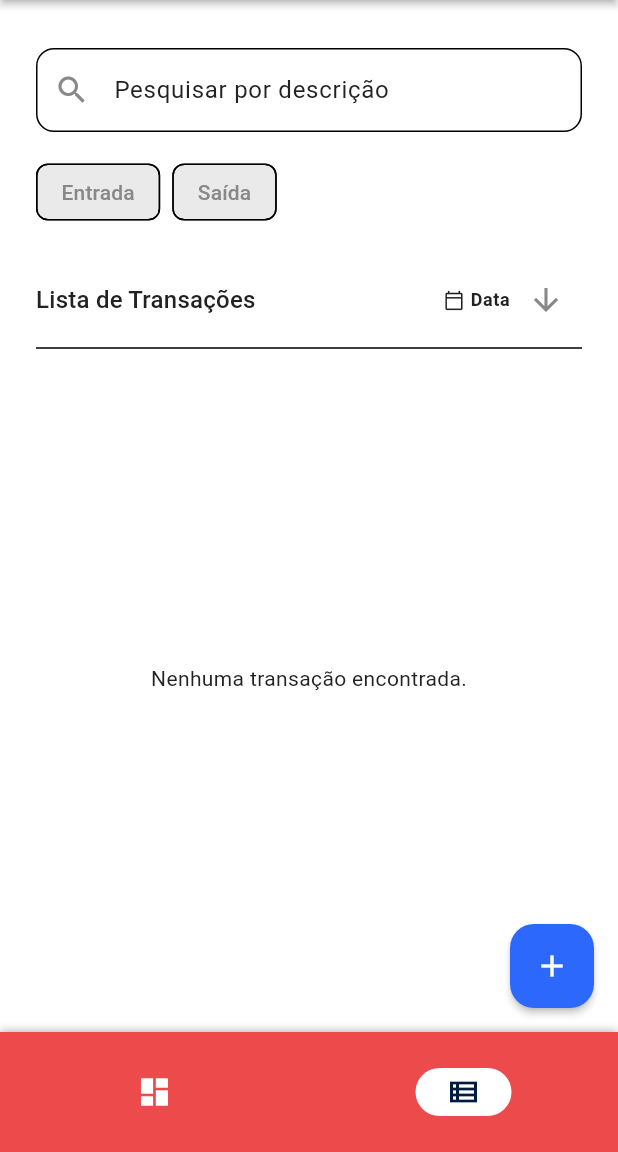
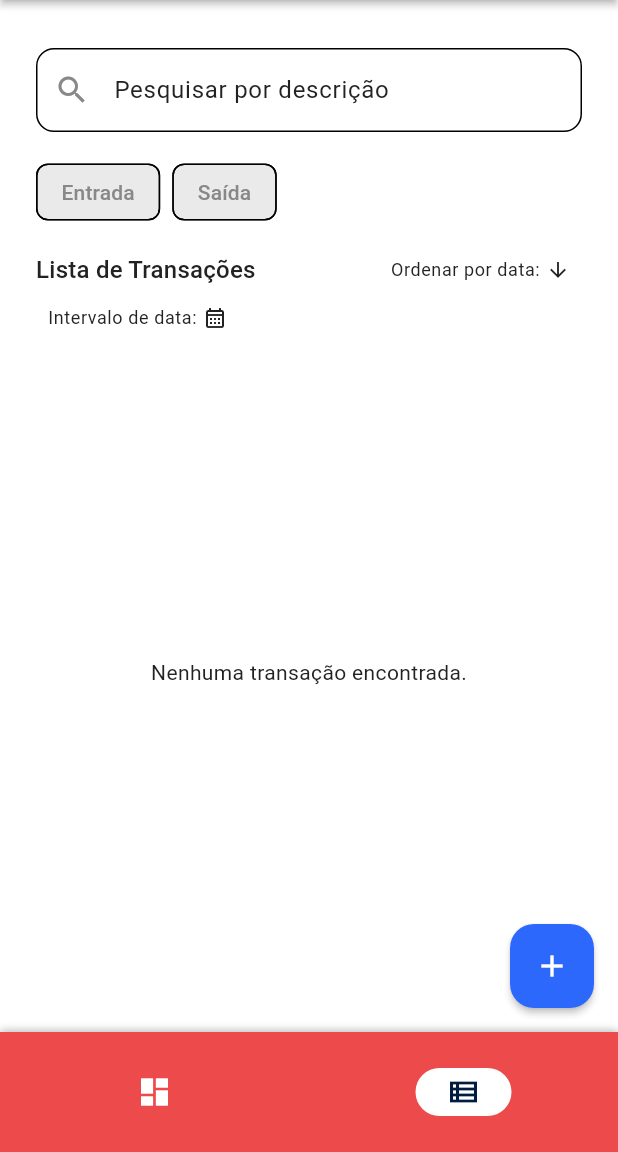
Before and after one commit to carloscallejas91/bytebank_app, a Flutter app: the screen it shows once a user with an empty profile is signed in, item 2 of the bottom bar chosen, on a phone screen of 412 x 824 dp, the part 84-1236 px from its top. Run offline on Flutter 3.47's test engine with Material 3 defaults, Android fonts, the phone set to English and light mode, and no system bars; our stand-ins replace cloud_firestore, firebase_auth, firebase_core, firebase_storage, flutter_animate, flutter_masked_text2 and 5 more; accounts and stored records are empty.

Commit message:
feat: Adiciona filtro de transações por intervalo de datas

```diff
--- a/lib/data/repositories/firebase_data_repository_impl.dart
+++ b/lib/data/repositories/firebase_data_repository_impl.dart
@@ -86,7 +86,7 @@ class FirebaseDataRepositoryImpl
     required String userId,
     required int limit,
     DocumentSnapshot? startAfter,
-    TransactionFilter? filter,
+    TransactionFilterModel? filter,
     SortOrder sortOrder = SortOrder.desc,
   }) {
     return _dataSource.fetchTransactionsPage(
--- a/lib/domain/entities/transaction_filter_model.dart
+++ b/lib/domain/entities/transaction_filter_model.dart
@@ -1,13 +1,25 @@
 import 'package:mobile_app/domain/enums/transaction_type.dart';
 
-class TransactionFilter {
+class TransactionFilterModel {
   TransactionType? type;
   String? paymentMethod;
   String descriptionSearch;
+  DateTime? startDate;
+  DateTime? endDate;
 
-  TransactionFilter({this.type, this.paymentMethod, this.descriptionSearch = ''});
+  TransactionFilterModel({
+    this.type,
+    this.paymentMethod,
+    this.descriptionSearch = '',
+    this.startDate,
+    this.endDate,
+  });
 
   bool get isEnabled {
-    return type != null || paymentMethod != null || descriptionSearch.isNotEmpty;
+    return type != null ||
+        paymentMethod != null ||
+        descriptionSearch.isNotEmpty ||
+        startDate != null ||
+        endDate != null;
   }
 }
--- a/lib/domain/repositories/i_transaction_repository.dart
+++ b/lib/domain/repositories/i_transaction_repository.dart
@@ -9,7 +9,7 @@ abstract class ITransactionRepository {
     required String userId,
     required int limit,
     DocumentSnapshot? startAfter,
-    TransactionFilter? filter,
+    TransactionFilterModel? filter,
     SortOrder sortOrder = SortOrder.desc,
   });
 
--- a/lib/domain/usecases/get_transactions_usecase.dart
+++ b/lib/domain/usecases/get_transactions_usecase.dart
@@ -13,7 +13,7 @@ class GetTransactionsUseCase {
     required String userId,
     required int limit,
     DocumentSnapshot? startAfter,
-    TransactionFilter? filter,
+    TransactionFilterModel? filter,
     SortOrder sortOrder = SortOrder.desc,
   }) {
     return _repository.fetchTransactionsPage(
--- a/lib/domain/usecases/toggle_transaction_type_filter_usecase.dart
+++ b/lib/domain/usecases/toggle_transaction_type_filter_usecase.dart
@@ -2,21 +2,25 @@ import 'package:mobile_app/domain/entities/transaction_filter_model.dart';
 import 'package:mobile_app/domain/enums/transaction_type.dart';
 
 class ToggleTransactionTypeFilterUseCase {
-  TransactionFilter call({
-    required TransactionFilter currentFilter,
+  TransactionFilterModel call({
+    required TransactionFilterModel currentFilter,
     required TransactionType typeToToggle,
   }) {
     if (currentFilter.type == typeToToggle) {
-      return TransactionFilter(
+      return TransactionFilterModel(
         type: null,
         paymentMethod: currentFilter.paymentMethod,
         descriptionSearch: currentFilter.descriptionSearch,
+        startDate: currentFilter.startDate,
+        endDate: currentFilter.endDate,
       );
     } else {
-      return TransactionFilter(
+      return TransactionFilterModel(
         type: typeToToggle,
         paymentMethod: currentFilter.paymentMethod,
         descriptionSearch: currentFilter.descriptionSearch,
+        startDate: currentFilter.startDate,
+        endDate: currentFilter.endDate,
       );
     }
   }
--- a/lib/main.dart
+++ b/lib/main.dart
@@ -1,5 +1,6 @@
 import 'package:firebase_core/firebase_core.dart';
 import 'package:flutter/material.dart';
+import 'package:flutter_localizations/flutter_localizations.dart';
 import 'package:get/get.dart';
 import 'package:intl/date_symbol_data_local.dart';
 import 'package:mobile_app/app/bindings/app_binding.dart';
@@ -30,6 +31,15 @@ class MyApp extends StatelessWidget {
       initialRoute: AppPages.INITIAL,
       getPages: AppPages.routes,
       initialBinding: AppBinding(),
+      supportedLocales: const [
+        Locale('pt', 'BR'),
+      ],
+      localizationsDelegates: [
+        GlobalMaterialLocalizations.delegate,
+        GlobalWidgetsLocalizations.delegate,
+        GlobalCupertinoLocalizations.delegate,
+      ],
+      locale: const Locale('pt', 'BR'),
     );
   }
 }
--- a/lib/modules/transaction/ui/transaction_screen.dart
+++ b/lib/modules/transaction/ui/transaction_screen.dart
@@ -1,8 +1,10 @@
 import 'package:flutter/material.dart';
 import 'package:get/get.dart';
 import 'package:mobile_app/modules/transaction/controllers/transaction_controller.dart';
+import 'package:mobile_app/modules/transaction/widgets/date_filter_chip.dart';
 import 'package:mobile_app/modules/transaction/widgets/empty_state.dart';
 import 'package:mobile_app/modules/transaction/widgets/filter_chips.dart';
+import 'package:mobile_app/modules/transaction/widgets/filter_control.dart';
 import 'package:mobile_app/modules/transaction/widgets/transaction_list.dart';
 import 'package:mobile_app/modules/transaction/widgets/transaction_list_header.dart';
 import 'package:mobile_app/modules/transaction/widgets/search_field.dart';
@@ -20,9 +22,10 @@ class TransactionScreen extends GetView<TransactionController> {
           _buildSearchField(),
           const SizedBox(height: 16),
           _buildFlip(),
-          const SizedBox(height: 24),
+          const SizedBox(height: 16),
           _buildHeader(),
-          const SizedBox(height: 8),
+          _buildFilterSection(),
+          const SizedBox(height: 16),
           _buildListResult(),
         ],
       ),
@@ -53,12 +56,39 @@ class TransactionScreen extends GetView<TransactionController> {
     return Obx(
       () => TransactionListHeader(
         titleText: 'Lista de Transações',
-        sortByLabel: 'Data',
-        toggleSortTooltip: 'Alterar ordenação',
         sortOrder: controller.sortOrder.value,
         onToggleSortOrder: controller.toggleSortOrder,
       ),
     );
+  }
+
+  Padding _buildFilterSection() {
+    return Padding(
+      padding: const EdgeInsets.only(top: 8.0),
+      child: Row(
+        crossAxisAlignment: CrossAxisAlignment.center,
+        children: [
+          FilterControl(
+            label: 'Intervalo de data:',
+            onTap: () => controller.chooseDateRange(),
+          ),
+          const SizedBox(width: 8),
+          _buildDateFilterChip(),
+        ],
+      ),
+    );
+  }
+
+  Obx _buildDateFilterChip() {
+    return Obx(() {
+      if (controller.selectedDateRange.value == null) {
+        return const SizedBox.shrink();
+      }
+      return DateFilterChip(
+        label: controller.formattedDateRange,
+        onDeleted: controller.clearDateRangeFilter,
+      );
+    });
   }
 
   Expanded _buildListResult() {
--- /dev/null
+++ b/lib/modules/transaction/widgets/filter_control.dart
@@ -0,0 +1,31 @@
+import 'package:flutter/material.dart';
+import 'package:get/get.dart';
+
+class FilterControl extends StatelessWidget {
+  final String label;
+  final VoidCallback onTap;
+
+  const FilterControl({
+    super.key,
+    required this.label,
+    required this.onTap,
+  });
+
+  @override
+  Widget build(BuildContext context) {
+    return InkWell(
+      onTap: onTap,
+      borderRadius: BorderRadius.circular(8),
+      child: Padding(
+        padding: const EdgeInsets.symmetric(horizontal: 8.0, vertical: 4.0),
+        child: Row(
+          children: [
+            Text(label, style: Get.theme.textTheme.bodySmall),
+            const SizedBox(width: 4),
+            const Icon(Icons.calendar_month_outlined, size: 16),
+          ],
+        ),
+      ),
+    );
+  }
+}
--- a/lib/modules/transaction/widgets/transaction_list_header.dart
+++ b/lib/modules/transaction/widgets/transaction_list_header.dart
@@ -4,58 +4,47 @@ import 'package:mobile_app/domain/enums/sort_order.dart';
 
 class TransactionListHeader extends StatelessWidget {
   final String titleText;
-  final String sortByLabel;
-  final String toggleSortTooltip;
   final SortOrder sortOrder;
   final VoidCallback onToggleSortOrder;
 
   const TransactionListHeader({
     super.key,
     required this.titleText,
-    required this.sortByLabel,
-    required this.toggleSortTooltip,
     required this.sortOrder,
     required this.onToggleSortOrder,
   });
 
   @override
   Widget build(BuildContext context) {
-    return Column(
-      crossAxisAlignment: CrossAxisAlignment.start,
+    return Row(
+      mainAxisAlignment: MainAxisAlignment.spaceBetween,
+      crossAxisAlignment: CrossAxisAlignment.center,
       children: [
-        Row(
-          mainAxisAlignment: MainAxisAlignment.spaceBetween,
-          children: [buildListTitle(), buildDataFilter()],
-        ),
-        const Divider(),
+        Text(titleText, style: Get.theme.textTheme.titleMedium),
+        _buildSortControl(),
       ],
     );
   }
 
-  Text buildListTitle() =>
-      Text(titleText, style: Get.theme.textTheme.titleMedium);
-
-  Row buildDataFilter() {
-    return Row(
+  InkWell _buildSortControl() {
+    return InkWell(
+      onTap: onToggleSortOrder,
+      borderRadius: BorderRadius.circular(8),
+      child: Padding(
+        padding: const EdgeInsets.symmetric(horizontal: 8.0, vertical: 4.0),
+        child: Row(
           children: [
-        const Icon(Icons.calendar_today_outlined, size: 14),
+            Text('Ordenar por data:', style: Get.theme.textTheme.bodySmall),
             const SizedBox(width: 4),
-        Text(
-          sortByLabel,
-          style: Get.theme.textTheme.bodySmall?.copyWith(
-            fontWeight: FontWeight.bold,
-          ),
-        ),
-        IconButton(
-          icon: Icon(
+            Icon(
               sortOrder == SortOrder.desc
                   ? Icons.arrow_downward
                   : Icons.arrow_upward,
-          ),
-          tooltip: toggleSortTooltip,
-          onPressed: onToggleSortOrder,
+              size: 16,
             ),
           ],
+        ),
+      ),
     );
   }
 }
--- a/pubspec.yaml
+++ b/pubspec.yaml
@@ -29,6 +29,8 @@ environment:
 # versions available, run `flutter pub outdated`.
 dependencies:
   flutter:
+    sdk: flutter
+  flutter_localizations:
     sdk: flutter
 
   intl: ^0.20.2
```
Also changed, not shown: lib/data/datasources/firebase_data_source.dart (+14 -1 lines), lib/modules/transaction/controllers/transaction_controller.dart (+53 -1 lines), lib/modules/transaction/widgets/date_filter_chip.dart (added, +28 -0 lines), pubspec.lock. Lines whose indentation alone changed are shown as unchanged.
